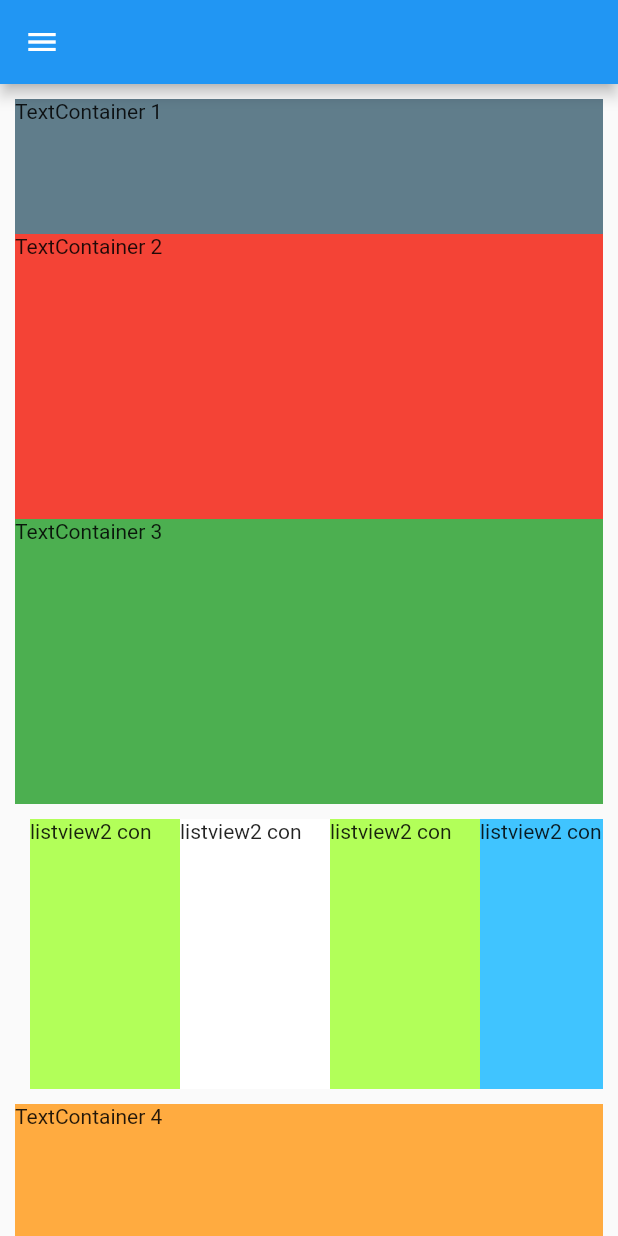
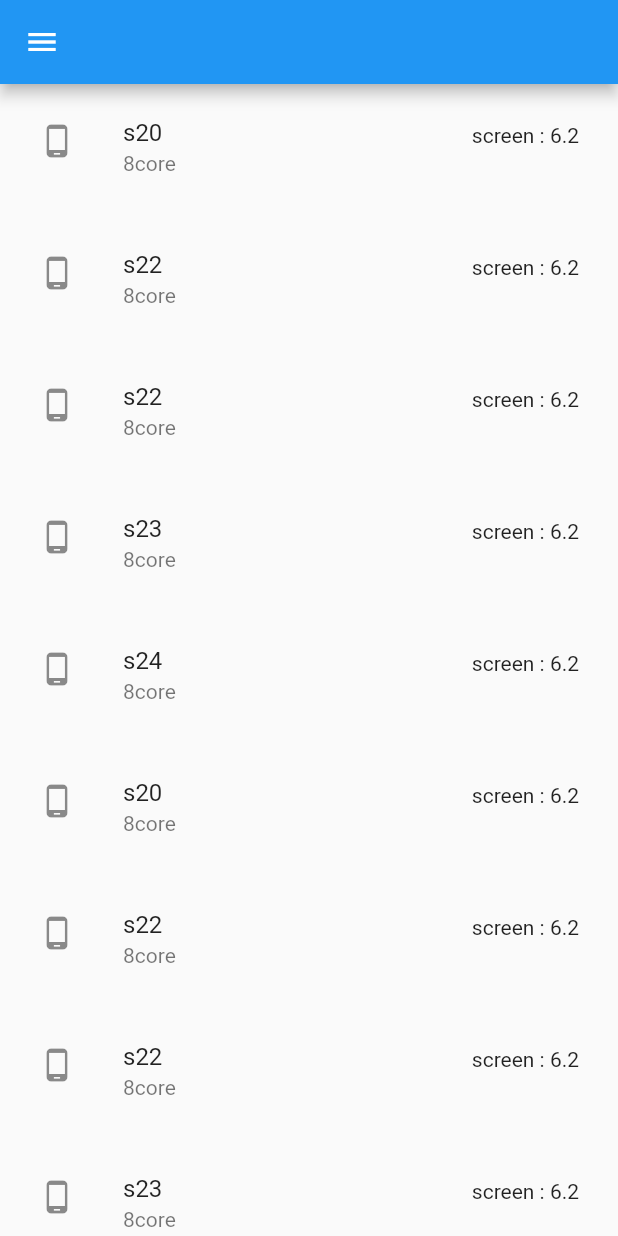
Before and after one commit to OuchattiKhadija/First_App_Flutter, a Flutter app: the screen it shows after launch, on a phone screen of 412 x 824 dp. Run offline on Flutter 3.47's test engine with Material 2 defaults, Android fonts, the phone set to English and light mode, and no system bars.

Commit message:
ListView Builder

```diff
--- a/lib/otherWidget.dart
+++ b/lib/otherWidget.dart
@@ -10,144 +10,76 @@ class Other extends StatefulWidget {
 }
 
 class _OtherState extends State<Other> {
+
+    List<String> li = ["209", "3005", "7982","20", "30e05", "2e","2e0", "3e005", "2e","2e0", "300e5", "2re","2e0", "30e05", "2er","2e0", "3e005", "29898","20", "3005", "2",];
+
+    List mobile = [
+      {
+        "name" : "s20",
+        "screen" : "6.2",
+        "cpu" : "8core"
+      },
+      {
+        "name" : "s22",
+        "screen" : "6.2",
+        "cpu" : "8core"
+      },{
+        "name" : "s22",
+        "screen" : "6.2",
+        "cpu" : "8core"
+      },{
+        "name" : "s23",
+        "screen" : "6.2",
+        "cpu" : "8core"
+      },{
+        "name" : "s24",
+        "screen" : "6.2",
+        "cpu" : "8core"
+      },
+       {
+        "name" : "s20",
+        "screen" : "6.2",
+        "cpu" : "8core"
+      },
+      {
+        "name" : "s22",
+        "screen" : "6.2",
+        "cpu" : "8core"
+      },{
+        "name" : "s22",
+        "screen" : "6.2",
+        "cpu" : "8core"
+      },{
+        "name" : "s23",
+        "screen" : "6.2",
+        "cpu" : "8core"
+      },{
+        "name" : "s24",
+        "screen" : "6.2",
+        "cpu" : "8core"
+      },
+    ];
   @override
   Widget build(BuildContext context) {
     return Scaffold(
         appBar: AppBar(),
         drawer: Drawer(),
-        body: ListView(
-          //    scrollDirection: Axis.horizontal,
+        body: ListView.builder(
           padding: EdgeInsets.all(10),
-          //reverse order
-          //reverse: true,
-          //type of scrolling
-          physics: BouncingScrollPhysics(),
-          children: [
-            Container(
-              color: Colors.blueGrey,
-              child: Text("TextContainer 1 "),
-              height: 90,
-            ),
-            Container(
-              color: Colors.red,
-              child: Text("TextContainer 2 "),
-              height: 190,
-            ),
-            Container(
-              color: Colors.green,
-              child: Text("TextContainer 3 "),
-              height: 190,
-            ),
-            Container(
-
-              height: 200,
-              child: ListView(
-                  scrollDirection: Axis.horizontal,
-                  padding: EdgeInsets.all(10),
-                  children: [
-                    Container(
-                      width : 100,
-                      color: Colors.lightGreenAccent,
-                      child: Text("listview2 con"),
-                      height: 100,
-                    ),
-                    Container(
-                      width : 100,
-                      color: Colors.white,
-                      child: Text("listview2 con"),
-                      height: 100,
-                    ),
-                    Container(
-                      width : 100,
-                      color: Colors.lightGreenAccent,
-                      child: Text("listview2 con"),
-                      height: 100,
-                    ),
-                    Container(
-                      width : 100,
-                      color: Colors.lightBlueAccent,
-                      child: Text("listview2 con"),
-                      height: 100,
-                    ),
-                    Container(
-                      width : 100,
-                      color: Colors.white,
-                      child: Text("listview2 con"),
-                      height: 100,
-                    ),
-                    Container(
-                      width : 100,
-                      color: Colors.lightBlueAccent,
-                      child: Text("listview2 con"),
-                      height: 100,
-                    ),
-                  ]),
-            ),
-            Container(
-              color: Colors.orangeAccent,
-              child: Text("TextContainer 4 "),
-              height: 190,
-            ),
-            Container(
-              color: Colors.teal,
-              child: Text("TextContainer 5 "),
-              height: 190,
-            ),
-            ListView(
-              // shrinkWrap == hight wrap content
-              shrinkWrap: true,
-              physics: NeverScrollableScrollPhysics(),
-                 // scrollDirection: Axis.horizontal,
-                  padding: EdgeInsets.all(10),
-                  children: [
-                    Container(
-                      width : 100,
-                      color: Colors.lightGreenAccent,
-                      child: Text("listview2 con"),
-                      height: 100,
-                    ),
-                    Container(
-                      width : 100,
-                      color: Colors.white,
-                      child: Text("listview2 con"),
-                      height: 100,
-                    ),
-                    Container(
-                      width : 100,
-                      color: Colors.lightGreenAccent,
-                      child: Text("listview2 con"),
-                      height: 100,
-                    ),
-                    Container(
-                      width : 100,
-                      color: Colors.lightBlueAccent,
-                      child: Text("listview2 con"),
-                      height: 100,
-                    ),
-                    Container(
-                      width : 100,
-                      color: Colors.white,
-                      child: Text("listview2 con"),
-                      height: 100,
-                    ),
-                    Container(
-                      width : 100,
-                      color: Colors.lightBlueAccent,
-                      child: Text("listview2 con"),
-                      height: 100,
-                    ),
-                  ]),
-            Container(
-              color: Colors.purple.shade200,
-              child: Text("TextContainer 6 "),
-              height: 190,
-            ),
-            Container(
-              color: Colors.yellow.shade600,
-              child: Text("TextContainer 7 "),
-              height: 190,
-            ),
-          ],
+        // itemCount: li.length,
+         itemCount: mobile.length,
+          itemBuilder: (context, i) {
+            return ListTile(
+              leading: Icon(Icons.phone_android),
+              isThreeLine: true,
+              title : Text("${mobile[i]['name']}"),
+              subtitle: Text(mobile[i]['cpu']),
+              trailing: Text("screen : ${mobile[i]['screen']}"),
+            );
+          },
         ));
   }
 }
+
+
+//ListViewBuilder = ListView + loop
```
